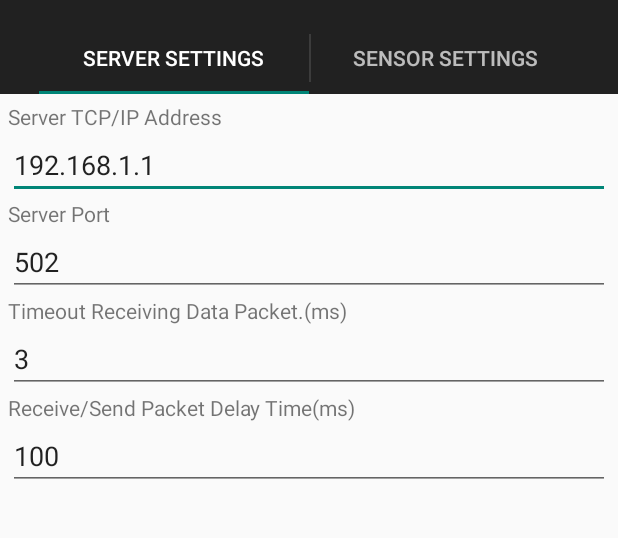
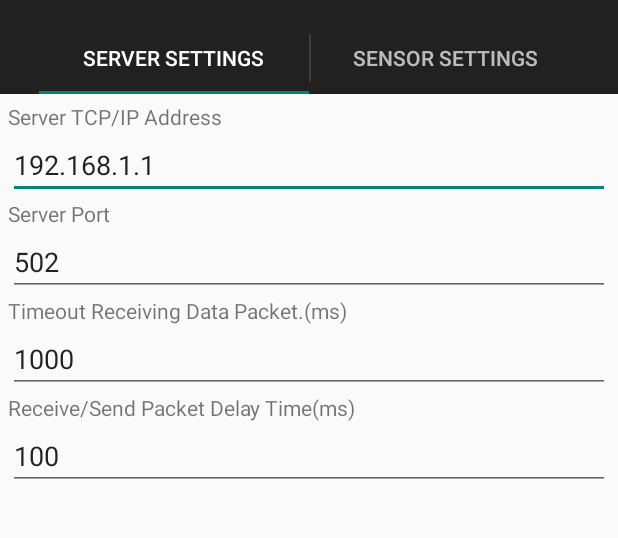
Before and after one commit to rpretolesi/Arduino, an Android app: the screen it shows after launch (SettingsActivity), in the options menu, after a tap on "Settings", on a phone screen of 412 x 824 dp, the part 62-600 px from its top. Run offline under Robolectric (Android 15) with nearby library versions, the phone set to English and light mode, and no system bars.

Commit message:
08_03_2015 3

```diff
--- a/app/src/main/java/SQL/SQLContract.java
+++ b/app/src/main/java/SQL/SQLContract.java
@@ -33,7 +33,7 @@ public class SQLContract
         SCHEDULED_UPDATE_FREQUENCY(1, "0"),
         IP_ADDRESS(2, "192.168.1.1"),
         PORT(3, "502"),
-        TIMEOUT(4, "3"),
+        TIMEOUT(4, "1000"),
         COMM_FRAME_DELAY(5, "100"),
         SETT_SENSOR_FEEDBACK_AMPL_K(10, "500.0"),
         SETT_SENSOR_LOW_PASS_FILTER_K(11, "0.5"),
--- a/app/src/main/java/com/pretolesi/arduino/MainActivity.java
+++ b/app/src/main/java/com/pretolesi/arduino/MainActivity.java
@@ -20,6 +20,7 @@ import android.support.v4.app.FragmentManager;
 import android.support.v4.app.FragmentPagerAdapter;
 import android.os.Bundle;
 import android.support.v4.view.ViewPager;
+import android.util.Log;
 import android.view.LayoutInflater;
 import android.view.Menu;
 import android.view.MenuItem;
@@ -2217,6 +2218,7 @@ public class MainActivity extends ActionBarActivity implements ActionBar.TabList
                                  }
                                  strError = strError + String.valueOf(lTime_1) + " - " + String.valueOf(lTime_2);
 */
+//                                Log.i(TAG, "doInBackground->" + "Receive - Send Diff. Time (ms)" + lTime_1 + "Send - Receive Diff. Time (ms)" + lTime_2);
                                  pud.setData(ProgressUpdateData.Status.ONLINE,"", true);
                                  this.publishProgress(pud);
 
--- a/app/src/main/java/com/pretolesi/arduino/SettingsActivity.java
+++ b/app/src/main/java/com/pretolesi/arduino/SettingsActivity.java
@@ -208,7 +208,7 @@ public class SettingsActivity extends ActionBarActivity implements ActionBar.Tab
             m_settings_id_et_server_port = (PretolesiEditText) getActivity().findViewById(R.id.settings_id_et_server_port);
             m_settings_id_et_server_port.setInputLimit(1, 65535);
             m_settings_id_et_timeout = (PretolesiEditText) getActivity().findViewById(R.id.settings_id_et_timeout);
-            m_settings_id_et_timeout.setInputLimit(1, 100);
+            m_settings_id_et_timeout.setInputLimit(1, 60000);
             m_settings_id_et_comm_frame_delay = (PretolesiEditText) getActivity().findViewById(R.id.settings_id_et_comm_frame_delay);
             m_settings_id_et_comm_frame_delay.setInputLimit(50, 5000);
 
--- a/app/src/main/res/values/strings.xml
+++ b/app/src/main/res/values/strings.xml
@@ -20,7 +20,7 @@
     <string name="settings_text_btn_start_comm">Start\nCom.</string>
     <string name="settings_text_btn_stop_comm">Stop\nCom.</string>
     <string name="settings_text_tv_timeout">Timeout Receiving Data Packet.(ms)</string>
-    <string name="settings_hint_et_timeout">1 - 100(ms)</string>
+    <string name="settings_hint_et_timeout">1 - 60000(ms)</string>
     <string name="settings_text_tv_comm_frame_delay">Receive/Send Packet Delay Time(ms)</string>
     <string name="settings_hint_et_comm_frame_delay">50 - 5000</string>
     <string name="settings_text_btn_save_server">Save\nParameter</string>
```
Also changed, not shown: app/src/main/java/com/pretolesi/arduino/ArduinoClientSocket.java (+48 -15 lines).
